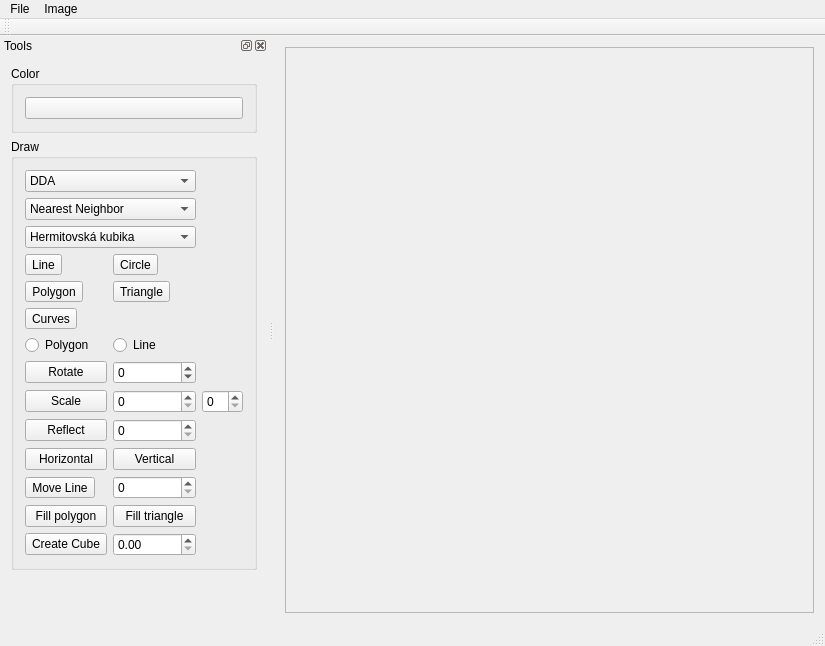
Qt form src/ImageViewer.ui (lelovics534/3DProjekt_Lelovics) before a commit.
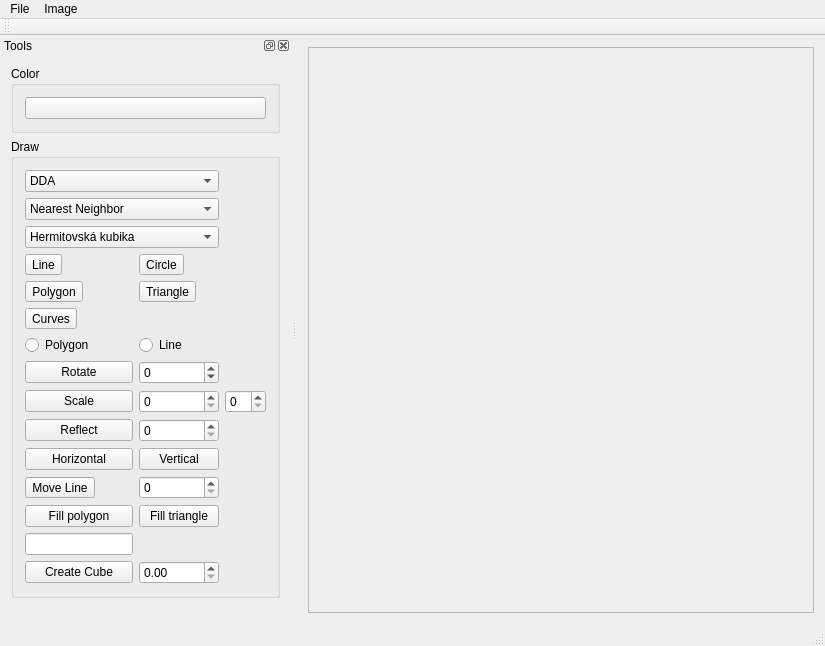
The same form after that commit.

Commit message: pripojenie k ui

Patch:
```diff
--- a/src/ImageViewer.ui
+++ b/src/ImageViewer.ui
@@ -28,7 +28,7 @@
         <rect>
          <x>0</x>
          <y>0</y>
-         <width>545</width>
+         <width>517</width>
          <height>566</height>
         </rect>
        </property>
@@ -304,6 +304,16 @@
         <item row="15" column="1">
          <widget class="QDoubleSpinBox" name="doubleSpinBoxCubeLen"/>
         </item>
+        <item row="14" column="0">
+         <widget class="QLineEdit" name="lineEditVtkName">
+          <property name="inputMask">
+           <string/>
+          </property>
+          <property name="text">
+           <string/>
+          </property>
+         </widget>
+        </item>
        </layout>
       </widget>
      </item>
```
The commit also changes 3 other files.
